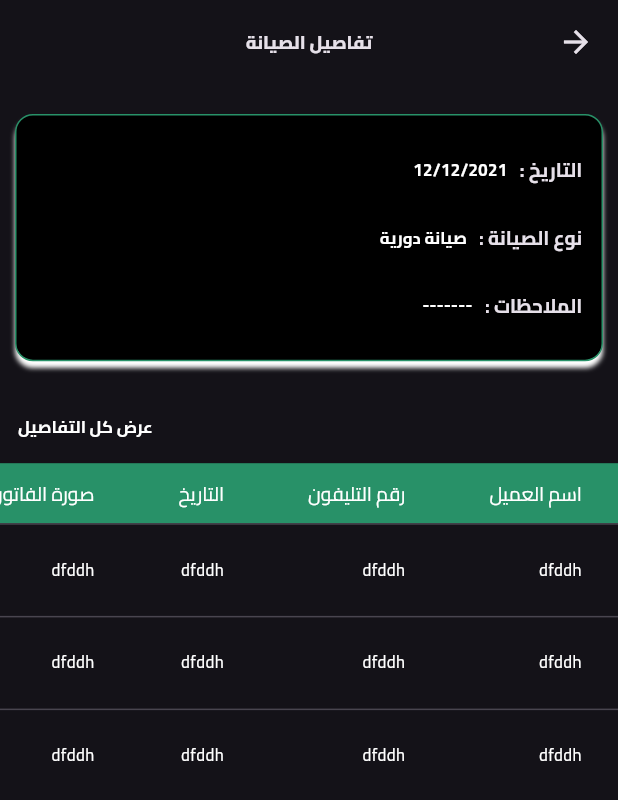
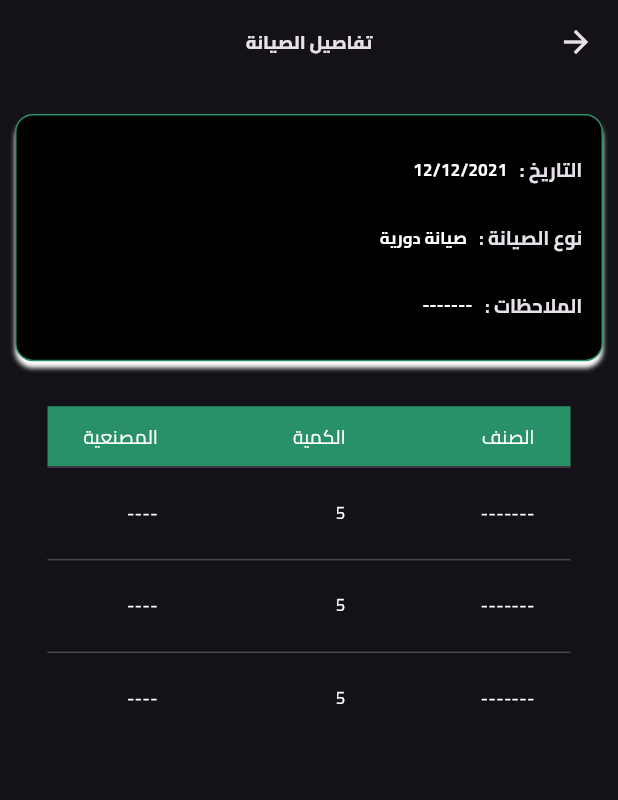
Before and after one commit to haidyhesham95/Bab-El-Ezz, a Flutter app: the DetailsMaintenancePage screen opened by its route, on a phone screen of 412 x 824 dp. Shown: the top 800 px of the screen. Run offline on Flutter 3.47's test engine with Material 3 defaults, Android fonts, the phone set to English and light mode, and no system bars; our stand-ins replace bloc, flutter_bloc, flutter_svg.

Commit message:
add details previous maintenance

```diff
--- a/lib/features/new_job-order/widgets/details_maintenance_page.dart
+++ b/lib/features/new_job-order/widgets/details_maintenance_page.dart
@@ -3,18 +3,10 @@ import 'package:flutter/material.dart';
 
 import '../../../shared_utils/utils/widget/const_appbar.dart';
 import '../../../shared_utils/utils/widget/shadow_container.dart';
-import '../../../shared_utils/utils/widget/show_details_text.dart';
 import 'details_maintenance_table.dart';
 
-class DetailsMaintenancePage extends StatefulWidget {
+class DetailsMaintenancePage extends StatelessWidget {
   const DetailsMaintenancePage({super.key});
-
-  @override
-  State<DetailsMaintenancePage> createState() => _DetailsMaintenancePageState();
-}
-
-class _DetailsMaintenancePageState extends State<DetailsMaintenancePage> {
-  late bool showAllData= false;
 
   @override
   Widget build(BuildContext context) {
@@ -53,13 +45,9 @@ class _DetailsMaintenancePageState extends State<DetailsMaintenancePage> {
                 )),
             ),
 
-            const SizedBox(height: 20),
-            showDetailsText(context: context, onPressed: (){
-              setState(() {
-                showAllData = !showAllData;
-              });
-            }),
-            DetailsMaintenanceTable(showAllDataInvoices: showAllData,),
+            const SizedBox(height: 30),
+
+            const DetailsMaintenanceTable(),
 
             const SizedBox(height: 20),
 
--- a/lib/features/new_job-order/widgets/details_maintenance_table.dart
+++ b/lib/features/new_job-order/widgets/details_maintenance_table.dart
@@ -4,51 +4,33 @@ import 'package:flutter/material.dart';
 
 
 class DetailsMaintenanceTable extends StatelessWidget {
-  const DetailsMaintenanceTable({super.key, required this.showAllDataInvoices});
-  final bool showAllDataInvoices ;
+  const DetailsMaintenanceTable({super.key,});
 
   @override
   Widget build(BuildContext context) {
     return SingleChildScrollView(
       scrollDirection: Axis.horizontal,
       child: CustomDataTable(
+      //  horizontalMargin: 75,
+        columnSpacing: 90,
           columns: [
+            const DataColumn(label: Text('الصنف')),
+            const DataColumn(label: Text('الكمية')),
+            const DataColumn(label: Text('المصنعية')),
+         ],
 
-            if (showAllDataInvoices) ...[
 
-              const DataColumn(label: Text('مسلسل')),
-            ],
-            const DataColumn(label: Text('اسم العميل')),
-            const DataColumn(label: Text('رقم التليفون')),
-            const DataColumn(label: Text('التاريخ')),
-            if (showAllDataInvoices) ...[
-
-              const DataColumn(label: Text('رقم الفاتورة')),
-              const DataColumn(label: Text('ماركة السيارة')),
-              const DataColumn(label: Text('رقم اللوحة')),
-            ],
-            const DataColumn(label: Text('صورة الفاتورة')),
-
-          ],
           rows: List.generate(
             3,
                 (index) => DataRow(
                 cells: <DataCell>[
 
-                  if (showAllDataInvoices) ...[
 
-                    const DataCell(Text('dfddh')),
-                  ],
-                  const DataCell(Text('dfddh')),
-                  const DataCell(Text('dfddh')),
-                  const DataCell(Text('dfddh')),
-                  if (showAllDataInvoices) ...[
+                  const DataCell(Text('-------')),
+                  const DataCell(Text('5')),
 
-                    const DataCell(Text('dfddh')),
-                    const DataCell(Text('dfddh')),
-                    const DataCell(Text('dfddh')),
-                  ],
-                  const DataCell(Text('dfddh')),
+                  const DataCell(Text('----')),
+
 
                 ]
             ),
--- a/lib/shared_utils/utils/widget/custom_data_table.dart
+++ b/lib/shared_utils/utils/widget/custom_data_table.dart
@@ -21,9 +21,9 @@ final List<DataRow> rows;
     dataRowMaxHeight: MediaQuery.of(context).size.width * 0.15,
     dividerThickness: 1,
     headingRowColor: const MaterialStatePropertyAll(ColorsAsset.kGreen),
-    //horizontalMargin:horizontalMargin?? 5,
+    //horizontalMargin:horizontalMargin,
     headingRowHeight: 40,
-   // columnSpacing: columnSpacing??25,
+    columnSpacing: columnSpacing,
 
     columns: columns,
     rows: rows,
```
